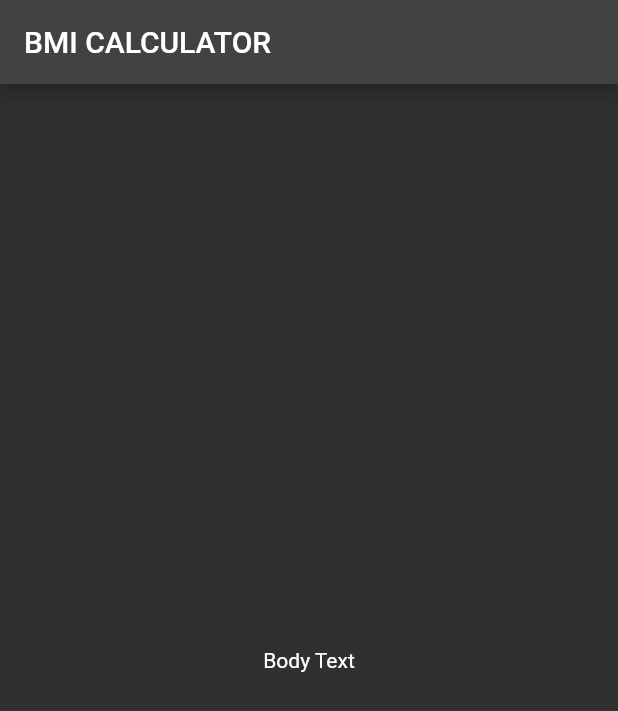
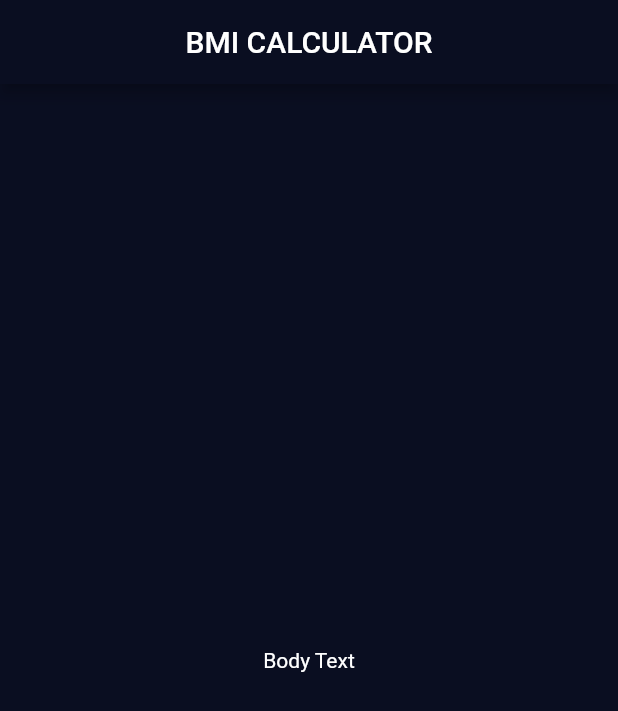
Before and after one commit to yukilaurentiu/bmi_flutter, a Flutter app: the screen it shows after launch, on a phone screen of 412 x 824 dp. Shown: the top 711 px of the screen. Run offline on Flutter 3.47's test engine with Material 2 defaults, Android fonts, the phone set to English and light mode, and no system bars.

Commit message:
add Theme and separate stateless class

```diff
--- /dev/null
+++ b/lib/input_page.dart
@@ -0,0 +1,21 @@
+import 'package:flutter/material.dart';
+
+class InputPage extends StatefulWidget {
+  const InputPage({Key? key}) : super(key: key);
+  @override
+  _InputPageState createState() => _InputPageState();
+}
+
+class _InputPageState extends State<InputPage> {
+  @override
+  Widget build(BuildContext context) {
+    return Scaffold(
+      appBar: AppBar(
+        title: const Center(child: Text('BMI CALCULATOR')),
+      ),
+      body: const Center(
+        child: Text('Body Text'),
+      ),
+    );
+  }
+}
--- a/lib/main.dart
+++ b/lib/main.dart
@@ -1,4 +1,6 @@
 import 'package:flutter/material.dart';
+import 'input_page.dart';
+
 
 void main() => runApp(const BMICalculator());
 
@@ -7,31 +9,15 @@ class BMICalculator extends StatelessWidget {
   @override
   Widget build(BuildContext context) {
     return MaterialApp(
-      theme: ThemeData.dark(),
-      home: InputPage(),
+      theme: ThemeData.dark().copyWith(
+        colorScheme: ThemeData().colorScheme.copyWith(
+          primary: const Color(0xFF0A0E21),
+
+        ),
+        scaffoldBackgroundColor: const Color(0xFF0A0E21),
+      ),
+
+    home: InputPage(),
     );
   }
 }
-
-class InputPage extends StatefulWidget {
-  const InputPage({Key? key}) : super(key: key);
-  @override
-  _InputPageState createState() => _InputPageState();
-}
-
-class _InputPageState extends State<InputPage> {
-  @override
-  Widget build(BuildContext context) {
-    return Scaffold(
-      appBar: AppBar(
-        title: const Text('BMI CALCULATOR'),
-      ),
-      body: const Center(
-        child: Text('Body Text'),
-      ),
-      // floatingActionButton: FloatingActionButton(
-      //   child: Icon(Icons.add),
-      // ),
-    );
-  }
-}
```
